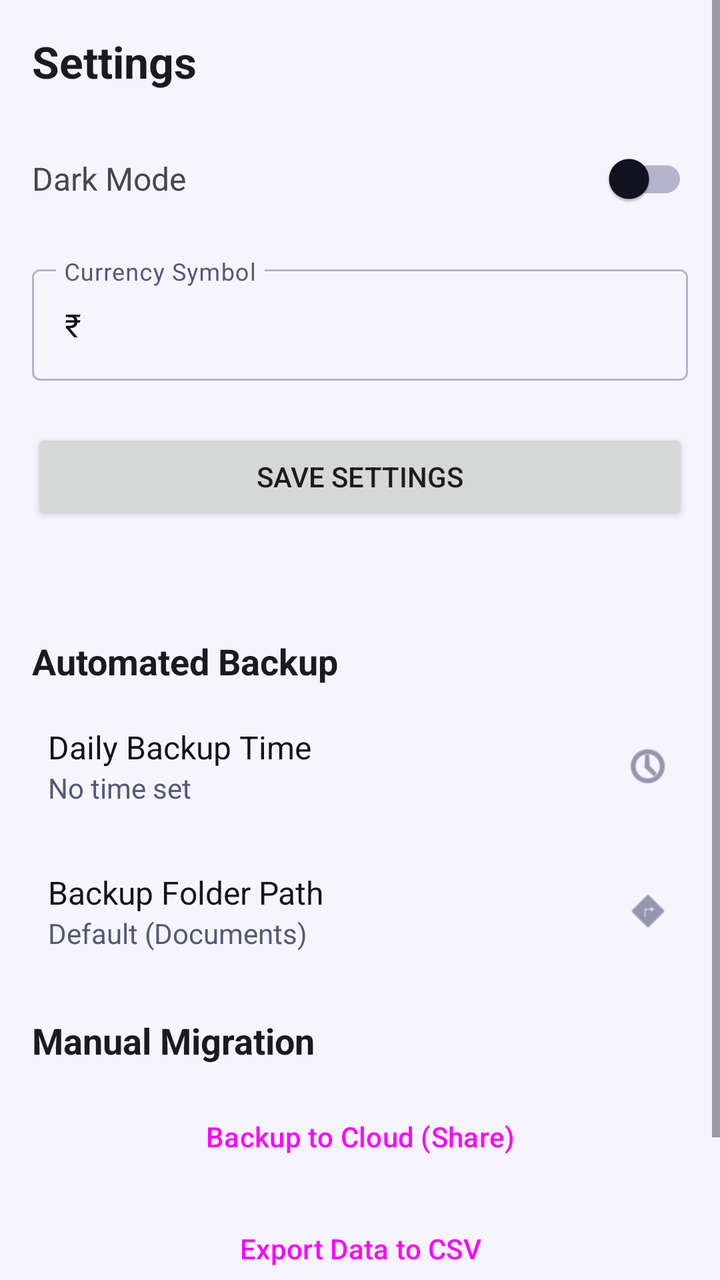
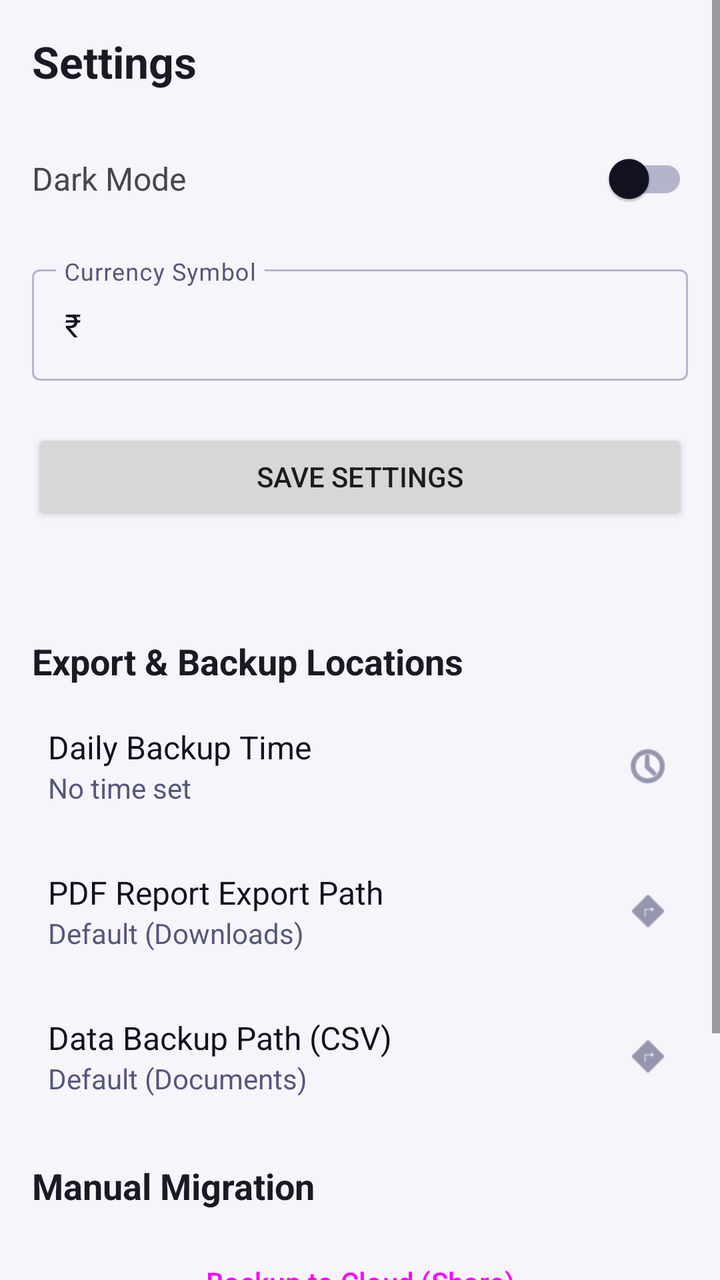

The first picture is an Android layout as it rendered before a commit; the second is the same layout after the commit. The layout source and the unified diff follow.
<!-- AndroidManifest.xml: application theme Theme.ExpenseManager -->
<!-- res/layout/fragment_settings.xml -->
<?xml version="1.0" encoding="utf-8"?>
<ScrollView xmlns:android="http://schemas.android.com/apk/res/android"
    xmlns:app="http://schemas.android.com/apk/res-auto"
    android:layout_width="match_parent"
    android:layout_height="match_parent">

    <LinearLayout
        android:layout_width="match_parent"
        android:layout_height="wrap_content"
        android:orientation="vertical"
        android:padding="16dp">

        <TextView
            android:layout_width="wrap_content"
            android:layout_height="wrap_content"
            android:text="Settings"
            android:textSize="22sp"
            android:textStyle="bold"
            android:textColor="@color/colorOnBackground"
            android:layout_marginBottom="20dp" />

        <LinearLayout
            android:layout_width="match_parent"
            android:layout_height="wrap_content"
            android:gravity="center_vertical"
            android:orientation="horizontal"
            android:layout_marginBottom="16dp">

            <TextView
                android:layout_width="0dp"
                android:layout_height="wrap_content"
                android:layout_weight="1"
                android:text="Dark Mode"
                android:textSize="16sp" />

            <com.google.android.material.switchmaterial.SwitchMaterial
                android:id="@+id/switch_dark_mode"
                android:layout_width="wrap_content"
                android:layout_height="wrap_content" />
        </LinearLayout>

        <com.google.android.material.textfield.TextInputLayout
            android:layout_width="match_parent"
            android:layout_height="wrap_content"
            android:hint="Currency Symbol"
            android:layout_marginBottom="24dp"
            style="@style/Widget.Material3.TextInputLayout.OutlinedBox">

            <com.google.android.material.textfield.TextInputEditText
                android:id="@+id/et_currency"
                android:layout_width="match_parent"
                android:layout_height="wrap_content"
                android:maxLength="3"
                android:text="₹" />
        </com.google.android.material.textfield.TextInputLayout>

        <Button
            android:id="@+id/btn_save_settings"
            android:layout_width="match_parent"
            android:layout_height="wrap_content"
            android:text="Save Settings"
            android:layout_marginBottom="32dp" />

        <TextView
            android:layout_width="wrap_content"
            android:layout_height="wrap_content"
            android:text="Automated Backup"
            android:textSize="18sp"
            android:textStyle="bold"
            android:textColor="@color/colorOnBackground"
            android:layout_marginBottom="12dp"
            android:layout_marginTop="24dp" />

        <LinearLayout
            android:id="@+id/layout_backup_time"
            android:layout_width="match_parent"
            android:layout_height="wrap_content"
            android:orientation="horizontal"
            android:gravity="center_vertical"
            android:clickable="true"
            android:focusable="true"
            android:background="?attr/selectableItemBackground"
            android:padding="8dp"
            android:layout_marginBottom="16dp">

            <LinearLayout
                android:layout_width="0dp"
                android:layout_height="wrap_content"
                android:layout_weight="1"
                android:orientation="vertical">

                <TextView
                    android:layout_width="wrap_content"
                    android:layout_height="wrap_content"
                    android:text="Daily Backup Time"
                    android:textSize="16sp"
                    android:textColor="@color/colorOnSurface" />

                <TextView
                    android:id="@+id/tv_backup_time"
                    android:layout_width="wrap_content"
                    android:layout_height="wrap_content"
                    android:text="No time set"
                    android:textSize="14sp"
                    android:textColor="@color/colorOnSurfaceVariant" />
            </LinearLayout>

            <ImageView
                android:layout_width="24dp"
                android:layout_height="24dp"
                android:src="@android:drawable/ic_menu_recent_history"
                app:tint="@color/colorOnSurfaceVariant" />
        </LinearLayout>

        <LinearLayout
            android:id="@+id/layout_backup_folder"
            android:layout_width="match_parent"
            android:layout_height="wrap_content"
            android:orientation="horizontal"
            android:gravity="center_vertical"
            android:clickable="true"
            android:focusable="true"
            android:background="?attr/selectableItemBackground"
            android:padding="8dp"
            android:layout_marginBottom="24dp">

            <LinearLayout
                android:layout_width="0dp"
                android:layout_height="wrap_content"
                android:layout_weight="1"
                android:orientation="vertical">

                <TextView
                    android:layout_width="wrap_content"
                    android:layout_height="wrap_content"
                    android:text="Backup Folder Path"
                    android:textSize="16sp"
                    android:textColor="@color/colorOnSurface" />

                <TextView
                    android:id="@+id/tv_backup_folder"
                    android:layout_width="wrap_content"
                    android:layout_height="wrap_content"
                    android:text="Default (Documents)"
                    android:textSize="14sp"
                    android:textColor="@color/colorOnSurfaceVariant" />
            </LinearLayout>

            <ImageView
                android:layout_width="24dp"
                android:layout_height="24dp"
                android:src="@android:drawable/ic_menu_directions"
                app:tint="@color/colorOnSurfaceVariant" />
        </LinearLayout>

        <TextView
            android:layout_width="wrap_content"
            android:layout_height="wrap_content"
            android:text="Manual Migration"
            android:textSize="18sp"
            android:textStyle="bold"
            android:textColor="@color/colorOnBackground"
            android:layout_marginBottom="12dp" />

        <Button
            android:id="@+id/btn_cloud_backup"
            style="@style/Widget.Material3.Button.TonalButton"
            android:layout_width="match_parent"
            android:layout_height="wrap_content"
            android:text="Backup to Cloud (Share)"
            android:layout_marginBottom="8dp"
            app:icon="@android:drawable/ic_menu_share" />

        <Button
            android:id="@+id/btn_export_csv"
            style="@style/Widget.Material3.Button.OutlinedButton"
            android:layout_width="match_parent"
            android:layout_height="wrap_content"
            android:text="Export Data to CSV"
            android:layout_marginBottom="8dp"
            app:icon="@android:drawable/ic_menu_save" />

        <Button
            android:id="@+id/btn_import_csv"
            style="@style/Widget.Material3.Button.OutlinedButton"
            android:layout_width="match_parent"
            android:layout_height="wrap_content"
            android:text="Import Data from CSV"
            app:icon="@android:drawable/ic_menu_upload" />
    </LinearLayout>
</ScrollView>
<!-- resources referenced by this layout -->
<resources>
  <color name="colorOnBackground">#1A1A24</color>
  <color name="colorOnSurface">#121220</color>
  <color name="colorOnSurfaceVariant">#56567C</color>
  <style name="Theme.ExpenseManager" parent="Theme.Material3.DayNight.NoActionBar">
          
          <item name="colorPrimary">@color/colorPrimary</item>
          <item name="colorOnPrimary">@color/colorOnPrimary</item>
          <item name="colorPrimaryContainer">@color/colorPrimaryContainer</item>
          <item name="colorOnPrimaryContainer">@color/colorOnPrimaryContainer</item>
  
          <item name="colorSecondary">@color/colorSecondary</item>
          <item name="colorOnSecondary">@color/colorOnSecondary</item>
          <item name="colorSecondaryContainer">@color/colorSecondaryContainer</item>
          <item name="colorOnSecondaryContainer">@color/colorOnSecondaryContainer</item>
  
          <item name="colorTertiary">@color/colorTertiary</item>
          <item name="colorOnTertiary">@color/colorOnTertiary</item>
          <item name="colorTertiaryContainer">@color/colorTertiaryContainer</item>
  
          <item name="colorError">@color/colorError</item>
          <item name="colorOnError">@color/colorOnPrimary</item> 
  
          <item name="android:statusBarColor">@color/colorPrimary</item>
          <item name="android:navigationBarColor">@color/colorBackground</item>
          <item name="android:windowBackground">@color/colorBackground</item>
  
          
          <item name="android:colorBackground">@color/colorBackground</item>
          <item name="colorSurface">@color/colorSurface</item>
          <item name="colorOnSurface">@color/colorOnSurface</item>
          <item name="colorSurfaceVariant">@color/colorSurfaceVariant</item>
          <item name="colorOnSurfaceVariant">@color/colorOnSurfaceVariant</item>
          <item name="colorOutline">@color/colorOutline</item>
      </style>
  <color name="colorPrimary">#5E35B1</color>
  <color name="colorOnPrimary">#FFFFFF</color>
  <color name="colorPrimaryContainer">#EDE7F6</color>
  <color name="colorOnPrimaryContainer">#311B92</color>
  <color name="colorSecondary">#FF6E40</color>
  <color name="colorOnSecondary">#FFFFFF</color>
  <color name="colorSecondaryContainer">#FFCCBC</color>
  <color name="colorOnSecondaryContainer">#BF360C</color>
  <color name="colorTertiary">#00BFA5</color>
  <color name="colorOnTertiary">#FFFFFF</color>
  <color name="colorTertiaryContainer">#E0F2F1</color>
  <color name="colorError">#BA1A1A</color>
  <color name="colorBackground">#F6F5FB</color>
  <color name="colorSurface">#FFFFFF</color>
  <color name="colorSurfaceVariant">#EAEAFA</color>
  <color name="colorOutline">#B4B4CC</color>
</resources>

<!-- the commit's change to res/layout/fragment_settings.xml (unified diff, before → after) -->
@@ -64,7 +64,7 @@
         <TextView
             android:layout_width="wrap_content"
             android:layout_height="wrap_content"
-            android:text="Automated Backup"
+            android:text="Export &amp; Backup Locations"
             android:textSize="18sp"
             android:textStyle="bold"
             android:textColor="@color/colorOnBackground"
@@ -113,6 +113,47 @@
         </LinearLayout>
 
         <LinearLayout
+            android:id="@+id/layout_pdf_folder"
+            android:layout_width="match_parent"
+            android:layout_height="wrap_content"
+            android:orientation="horizontal"
+            android:gravity="center_vertical"
+            android:clickable="true"
+            android:focusable="true"
+            android:background="?attr/selectableItemBackground"
+            android:padding="8dp"
+            android:layout_marginBottom="16dp">
+
+            <LinearLayout
+                android:layout_width="0dp"
+                android:layout_height="wrap_content"
+                android:layout_weight="1"
+                android:orientation="vertical">
+
+                <TextView
+                    android:layout_width="wrap_content"
+                    android:layout_height="wrap_content"
+                    android:text="PDF Report Export Path"
+                    android:textSize="16sp"
+                    android:textColor="@color/colorOnSurface" />
+
+                <TextView
+                    android:id="@+id/tv_pdf_folder"
+                    android:layout_width="wrap_content"
+                    android:layout_height="wrap_content"
+                    android:text="Default (Downloads)"
+                    android:textSize="14sp"
+                    android:textColor="@color/colorOnSurfaceVariant" />
+            </LinearLayout>
+
+            <ImageView
+                android:layout_width="24dp"
+                android:layout_height="24dp"
+                android:src="@android:drawable/ic_menu_directions"
+                app:tint="@color/colorOnSurfaceVariant" />
+        </LinearLayout>
+
+        <LinearLayout
             android:id="@+id/layout_backup_folder"
             android:layout_width="match_parent"
             android:layout_height="wrap_content"
@@ -133,7 +174,7 @@
                 <TextView
                     android:layout_width="wrap_content"
                     android:layout_height="wrap_content"
-                    android:text="Backup Folder Path"
+                    android:text="Data Backup Path (CSV)"
                     android:textSize="16sp"
                     android:textColor="@color/colorOnSurface" />
 
